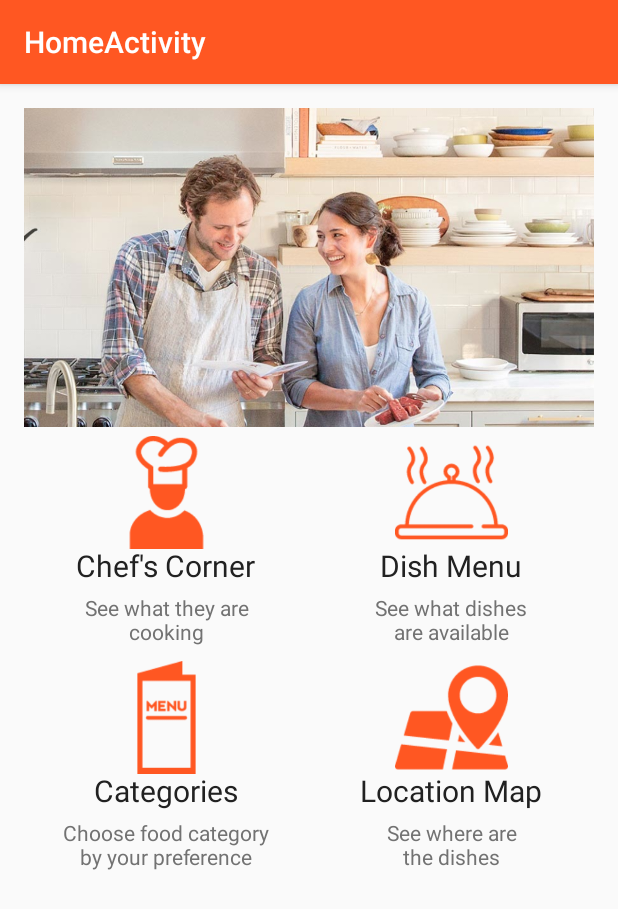
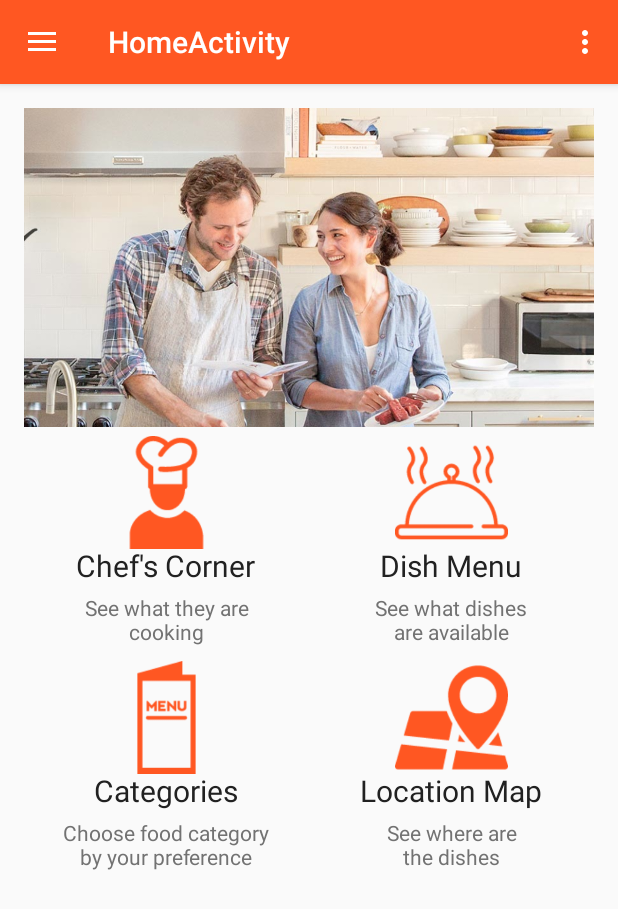
Before and after one commit to muratozgul/FoodieAndroid, an Android app: the HomeActivity screen opened directly, with no data from a screen before it, on a phone screen of 412 x 824 dp. Shown: the top 909 px of the screen. Run offline under Robolectric (Android 15) with nearby library versions, the phone set to English and light mode, and no system bars.

Commit message:
Merge HomeActivity with UserAccountActivity

```diff
--- a/app/src/main/AndroidManifest.xml
+++ b/app/src/main/AndroidManifest.xml
@@ -83,11 +83,6 @@
             android:parentActivityName=".Activities.DishMenuActivity"
             android:theme="@style/AppTheme.NoActionBar" >
         </activity>
-        <activity
-            android:name=".Activities.UserAccountActivity"
-            android:label="@string/title_activity_user_account"
-            android:theme="@style/AppTheme.NoActionBar" >
-        </activity>
 
         <service
             android:name=".LocalServices.LocationService"
@@ -109,6 +104,7 @@
             android:enabled="true"
             android:exported="true" >
         </service>
+
     </application>
 
 </manifest>
--- a/app/src/main/java/app/com/example/foodie/foodieandroid/Activities/ChefActivity.java
+++ b/app/src/main/java/app/com/example/foodie/foodieandroid/Activities/ChefActivity.java
@@ -8,6 +8,7 @@ import android.support.v7.app.AppCompatActivity;
 import android.support.v7.widget.Toolbar;
 import android.view.View;
 
+import app.com.example.foodie.foodieandroid.Model.Chef;
 import app.com.example.foodie.foodieandroid.R;
 
 public class ChefActivity extends AppCompatActivity implements View.OnClickListener{
@@ -19,6 +20,7 @@ public class ChefActivity extends AppCompatActivity implements View.OnClickListe
         Toolbar toolbar = (Toolbar) findViewById(R.id.toolbar);
         setSupportActionBar(toolbar);
         getSupportActionBar().setDisplayHomeAsUpEnabled(true);
+
         findViewById(R.id.chef_zhang).setOnClickListener(this);
         findViewById(R.id.chef_liu).setOnClickListener(this);
     }
@@ -27,11 +29,11 @@ public class ChefActivity extends AppCompatActivity implements View.OnClickListe
     public void onClick(View v) {
         switch (v.getId()) {
             case R.id.chef_zhang:
-                Intent chefDetailActivity1 = new Intent(this, DishDetailActivity.class);
+                Intent chefDetailActivity1 = new Intent(this, ChefDetailActivity.class);
                 startActivity(chefDetailActivity1);
                 break;
             case R.id.chef_liu:
-                Intent chefDetailActivity2 = new Intent(this, DishDetailActivity.class);
+                Intent chefDetailActivity2 = new Intent(this, ChefDetailActivity.class);
                 startActivity(chefDetailActivity2);
                 break;
             // ...
--- a/app/src/main/java/app/com/example/foodie/foodieandroid/Activities/HomeActivity.java
+++ b/app/src/main/java/app/com/example/foodie/foodieandroid/Activities/HomeActivity.java
@@ -2,16 +2,22 @@ package app.com.example.foodie.foodieandroid.Activities;
 
 import android.content.Intent;
 import android.os.Bundle;
-import android.support.design.widget.FloatingActionButton;
-import android.support.design.widget.Snackbar;
+import android.support.design.widget.NavigationView;
+import android.support.v4.view.GravityCompat;
+import android.support.v4.widget.DrawerLayout;
+import android.support.v7.app.ActionBarDrawerToggle;
 import android.support.v7.app.AppCompatActivity;
 import android.support.v7.widget.Toolbar;
+import android.view.Menu;
+import android.view.MenuItem;
 import android.view.View;
 import android.widget.Toast;
 
 import app.com.example.foodie.foodieandroid.R;
 
-public class HomeActivity extends AppCompatActivity implements View.OnClickListener {
+public class HomeActivity extends AppCompatActivity implements
+        NavigationView.OnNavigationItemSelectedListener,
+        View.OnClickListener {
 
     @Override
     protected void onCreate(Bundle savedInstanceState) {
@@ -20,10 +26,82 @@ public class HomeActivity extends AppCompatActivity implements View.OnClickListe
         Toolbar toolbar = (Toolbar) findViewById(R.id.toolbar);
         setSupportActionBar(toolbar);
 
+        DrawerLayout drawer = (DrawerLayout) findViewById(R.id.drawer_layout);
+        ActionBarDrawerToggle toggle = new ActionBarDrawerToggle(
+                this, drawer, toolbar, R.string.navigation_drawer_open, R.string.navigation_drawer_close);
+        drawer.setDrawerListener(toggle);
+        toggle.syncState();
+
+        NavigationView navigationView = (NavigationView) findViewById(R.id.nav_view);
+        navigationView.setNavigationItemSelectedListener(this);
+
         findViewById(R.id.chef_list).setOnClickListener(this);
         findViewById(R.id.dish_list).setOnClickListener(this);
         findViewById(R.id.categories).setOnClickListener(this);
         findViewById(R.id.location_map).setOnClickListener(this);
+    }
+
+    @Override
+    public void onBackPressed() {
+        DrawerLayout drawer = (DrawerLayout) findViewById(R.id.drawer_layout);
+        if (drawer.isDrawerOpen(GravityCompat.START)) {
+            drawer.closeDrawer(GravityCompat.START);
+        } else {
+            super.onBackPressed();
+        }
+    }
+
+    @Override
+    public boolean onCreateOptionsMenu(Menu menu) {
+        // Inflate the menu; this adds items to the action bar if it is present.
+        getMenuInflater().inflate(R.menu.user_account, menu);
+        return true;
+    }
+
+    @Override
+    public boolean onOptionsItemSelected(MenuItem item) {
+        // Handle action bar item clicks here. The action bar will
+        // automatically handle clicks on the Home/Up button, so long
+        // as you specify a parent activity in AndroidManifest.xml.
+        int id = item.getItemId();
+
+        //noinspection SimplifiableIfStatement
+        if (id == R.id.action_settings) {
+            return true;
+        }
+
+        return super.onOptionsItemSelected(item);
+    }
+
+    @SuppressWarnings("StatementWithEmptyBody")
+    @Override
+    public boolean onNavigationItemSelected(MenuItem item) {
+        // Handle navigation view item clicks here.
+        int id = item.getItemId();
+
+        if (id == R.id.nav_history) {
+            Toast.makeText(getApplicationContext(), "This will display order history!",
+                    Toast.LENGTH_SHORT).show();
+        } else if (id == R.id.nav_review) {
+            Toast.makeText(getApplicationContext(), "This will display review history!",
+                    Toast.LENGTH_SHORT).show();
+        } else if (id == R.id.nav_settings) {
+            Toast.makeText(getApplicationContext(), "This will display settings!",
+                    Toast.LENGTH_SHORT).show();
+        } else if (id == R.id.nav_share) {
+            Toast.makeText(getApplicationContext(), "This will display share!",
+                    Toast.LENGTH_SHORT).show();
+        } else if (id == R.id.nav_send) {
+            Toast.makeText(getApplicationContext(), "This will display send!",
+                    Toast.LENGTH_SHORT).show();
+        } else if (id == R.id.nav_about) {
+            Toast.makeText(getApplicationContext(), "This will display about!",
+                    Toast.LENGTH_SHORT).show();
+        }
+
+        DrawerLayout drawer = (DrawerLayout) findViewById(R.id.drawer_layout);
+        drawer.closeDrawer(GravityCompat.START);
+        return true;
     }
 
     @Override
@@ -48,4 +126,5 @@ public class HomeActivity extends AppCompatActivity implements View.OnClickListe
             // ...
         }
     }
+
 }
--- a/app/src/main/java/app/com/example/foodie/foodieandroid/Collection/Inventory.java
+++ b/app/src/main/java/app/com/example/foodie/foodieandroid/Collection/Inventory.java
@@ -3,5 +3,6 @@ package app.com.example.foodie.foodieandroid.Collection;
 /**
  * Created by Jennifer on 11/11/15.
  */
+
 public class Inventory {
 }
--- a/app/src/main/java/app/com/example/foodie/foodieandroid/Collection/Menu.java
+++ b/app/src/main/java/app/com/example/foodie/foodieandroid/Collection/Menu.java
@@ -3,5 +3,7 @@ package app.com.example.foodie.foodieandroid.Collection;
 /**
  * Created by Jennifer on 11/11/15.
  */
+
+
 public class Menu {
 }
--- a/app/src/main/java/app/com/example/foodie/foodieandroid/Model/Chef.java
+++ b/app/src/main/java/app/com/example/foodie/foodieandroid/Model/Chef.java
@@ -1,10 +1,9 @@
 package app.com.example.foodie.foodieandroid.Model;
-
-import android.view.Menu;
 
 import java.util.ArrayList;
 
 import app.com.example.foodie.foodieandroid.Collection.Inventory;
+import app.com.example.foodie.foodieandroid.Collection.Menu;
 import app.com.example.foodie.foodieandroid.ModelSecondary.Order;
 import app.com.example.foodie.foodieandroid.ModelSecondary.Review;
 import app.com.example.foodie.foodieandroid.Utility.Rating;
--- a/app/src/main/res/layout/activity_home.xml
+++ b/app/src/main/res/layout/activity_home.xml
@@ -1,25 +1,25 @@
 <?xml version="1.0" encoding="utf-8"?>
-<android.support.design.widget.CoordinatorLayout
-    xmlns:android="http://schemas.android.com/apk/res/android"
+<android.support.v4.widget.DrawerLayout xmlns:android="http://schemas.android.com/apk/res/android"
     xmlns:app="http://schemas.android.com/apk/res-auto"
-    xmlns:tools="http://schemas.android.com/tools" android:layout_width="match_parent"
-    android:layout_height="match_parent" android:fitsSystemWindows="true"
-    tools:context="app.com.example.foodie.foodieandroid.Activities.HomeActivity">
+    xmlns:tools="http://schemas.android.com/tools"
+    android:id="@+id/drawer_layout"
+    android:layout_width="match_parent"
+    android:layout_height="match_parent"
+    android:fitsSystemWindows="true"
+    tools:openDrawer="start">
 
-    <android.support.design.widget.AppBarLayout android:layout_height="wrap_content"
-        android:layout_width="match_parent" android:theme="@style/AppTheme.AppBarOverlay">
+    <include
+        layout="@layout/app_bar_home"
+        android:layout_width="match_parent"
+        android:layout_height="match_parent" />
 
-        <android.support.v7.widget.Toolbar android:id="@+id/toolbar"
-            android:layout_width="match_parent" android:layout_height="?attr/actionBarSize"
-            android:background="?attr/colorPrimary" app:popupTheme="@style/AppTheme.PopupOverlay" />
+    <android.support.design.widget.NavigationView
+        android:id="@+id/nav_view"
+        android:layout_width="wrap_content"
+        android:layout_height="match_parent"
+        android:layout_gravity="start"
+        android:fitsSystemWindows="true"
+        app:headerLayout="@layout/nav_header_home"
+        app:menu="@menu/activity_home_drawer" />
 
-    </android.support.design.widget.AppBarLayout>
-
-    <include layout="@layout/content_home" />
-
-    <!--<android.support.design.widget.FloatingActionButton android:id="@+id/fab"-->
-        <!--android:layout_width="wrap_content" android:layout_height="wrap_content"-->
-        <!--android:layout_gravity="bottom|end" android:layout_margin="@dimen/fab_margin"-->
-        <!--android:src="@android:drawable/ic_dialog_email" />-->
-
-</android.support.design.widget.CoordinatorLayout>
+</android.support.v4.widget.DrawerLayout>
--- a/app/src/main/res/layout/content_home.xml
+++ b/app/src/main/res/layout/content_home.xml
@@ -1,17 +1,17 @@
 <?xml version="1.0" encoding="utf-8"?>
 <LinearLayout xmlns:android="http://schemas.android.com/apk/res/android"
+    xmlns:app="http://schemas.android.com/apk/res-auto"
     xmlns:tools="http://schemas.android.com/tools"
-    xmlns:app="http://schemas.android.com/apk/res-auto"
     android:orientation="vertical"
     android:layout_width="match_parent"
     android:layout_height="match_parent"
+    android:paddingBottom="@dimen/activity_vertical_margin"
     android:paddingLeft="@dimen/activity_horizontal_margin"
     android:paddingRight="@dimen/activity_horizontal_margin"
     android:paddingTop="@dimen/activity_vertical_margin"
-    android:paddingBottom="@dimen/activity_vertical_margin"
     app:layout_behavior="@string/appbar_scrolling_view_behavior"
-    tools:showIn="@layout/activity_home"
-    tools:context="app.com.example.foodie.foodieandroid.Activities.HomeActivity">
+    tools:context="app.com.example.foodie.foodieandroid.Activities.UserAccountActivity"
+    tools:showIn="@layout/app_bar_user_account">
 
     <ImageView
         android:id="@+id/imageView1"
@@ -188,9 +188,5 @@
 
         </LinearLayout>
 
-
-
     </LinearLayout>
-
-
 </LinearLayout>
--- a/app/src/main/res/menu/user_account.xml
+++ b/app/src/main/res/menu/user_account.xml
@@ -1,6 +1,9 @@
 <?xml version="1.0" encoding="utf-8"?>
 <menu xmlns:android="http://schemas.android.com/apk/res/android"
     xmlns:app="http://schemas.android.com/apk/res-auto">
-    <item android:id="@+id/action_settings" android:title="@string/action_settings"
-        android:orderInCategory="100" app:showAsAction="never" />
+    <item
+        android:id="@+id/action_settings"
+        android:orderInCategory="100"
+        android:title="@string/action_settings"
+        app:showAsAction="never" />
 </menu>
--- a/app/src/main/res/values/strings.xml
+++ b/app/src/main/res/values/strings.xml
@@ -37,4 +37,5 @@
     <string name="cat_american">American</string>
     <string name="cat_bakery">Bakery</string>
     <string name="cat_japanese">Japanese</string>
+    <string name="title_activity_main">MainActivity</string>
 </resources>
```
Also changed, not shown: app/src/main/java/app/com/example/foodie/foodieandroid/Activities/UserAccountActivity.java (deleted, +0 -103 lines), app/src/main/res/layout/activity_dish_menu.xml (+15 -14 lines), app/src/main/res/layout/activity_user_account.xml (deleted, +0 -25 lines), app/src/main/res/layout/app_bar_home.xml (renamed from app/src/main/res/layout/app_bar_user_account.xml, +1 -9 lines), app/src/main/res/layout/content_user_account.xml (deleted, +0 -15 lines), app/src/main/res/menu/menu_chef_detail.xml (+5 -2 lines), app/src/main/res/layout/nav_header_home.xml (renamed from app/src/main/res/layout/nav_header_user_account.xml), app/src/main/res/menu/activity_home_drawer.xml (renamed from app/src/main/res/menu/activity_user_account_drawer.xml).
